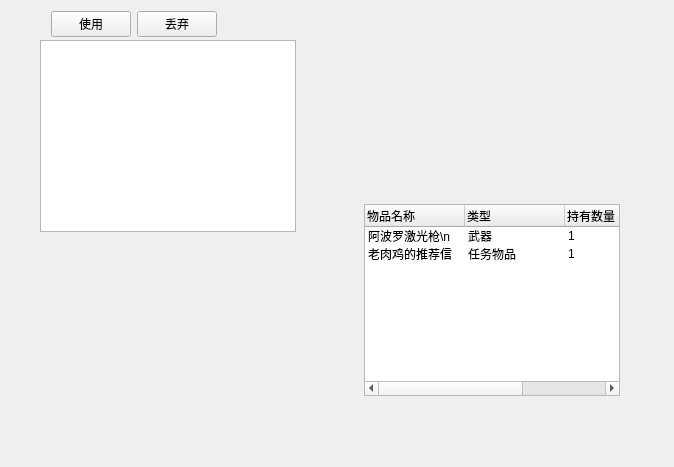
Qt form src/coeus/coeus_client_qt/game_bag_dialog.ui (AngryPowman/Coeus) before a commit.
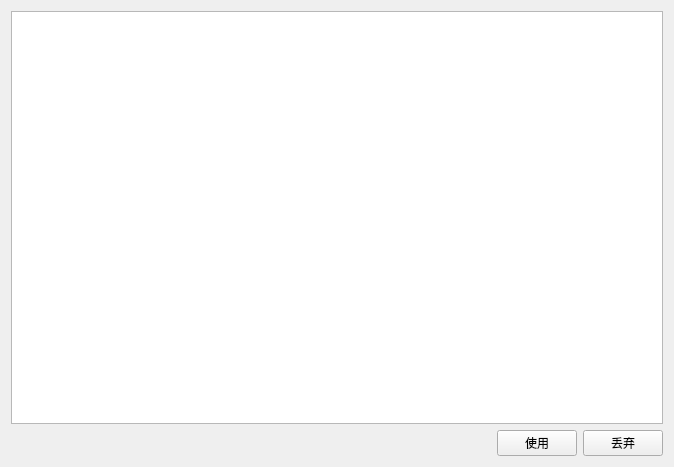
The same form after that commit.

Commit message: Item view : setDefaultSectionSize()

The edit to the form file:
```diff
--- a/src/coeus/coeus_client_qt/game_bag_dialog.ui
+++ b/src/coeus/coeus_client_qt/game_bag_dialog.ui
@@ -32,81 +32,11 @@
    <bool>false</bool>
   </property>
   <widget class="QWidget" name="centralWidget">
-   <widget class="QTreeWidget" name="gameItemWidget">
-    <property name="geometry">
-     <rect>
-      <x>364</x>
-      <y>204</y>
-      <width>256</width>
-      <height>192</height>
-     </rect>
-    </property>
-    <property name="rootIsDecorated">
-     <bool>false</bool>
-    </property>
-    <property name="itemsExpandable">
-     <bool>false</bool>
-    </property>
-    <column>
-     <property name="text">
-      <string>物品名称</string>
-     </property>
-    </column>
-    <column>
-     <property name="text">
-      <string>类型</string>
-     </property>
-    </column>
-    <column>
-     <property name="text">
-      <string>持有数量</string>
-     </property>
-    </column>
-    <column>
-     <property name="text">
-      <string>描述</string>
-     </property>
-    </column>
+   <layout class="QVBoxLayout" name="verticalLayout">
     <item>
-     <property name="text">
-      <string>阿波罗激光枪\n</string>
-     </property>
-     <property name="text">
-      <string>武器</string>
-     </property>
-     <property name="text">
-      <string>1</string>
-     </property>
-     <property name="text">
-      <string>小口径激光枪，威力惊人。</string>
-     </property>
+     <widget class="QTableView" name="tableView"/>
     </item>
     <item>
-     <property name="text">
-      <string>老肉鸡的推荐信</string>
-     </property>
-     <property name="text">
-      <string>任务物品</string>
-     </property>
-     <property name="text">
-      <string>1</string>
-     </property>
-     <property name="text">
-      <string>去面试鉴黄师的推荐信。</string>
-     </property>
-    </item>
-   </widget>
-   <widget class="QTableView" name="tableView">
-    <property name="geometry">
-     <rect>
-      <x>40</x>
-      <y>40</y>
-      <width>256</width>
-      <height>192</height>
-     </rect>
-    </property>
-   </widget>
-   <widget class="QWidget" name="">
     <layout class="QHBoxLayout" name="horizontalLayout_2">
      <item>
       <spacer name="horizontalSpacer">
@@ -140,7 +70,8 @@
       </layout>
      </item>
     </layout>
-   </widget>
+    </item>
+   </layout>
   </widget>
  </widget>
  <layoutdefault spacing="6" margin="11"/>
```
Lines whose indentation alone changed are shown as unchanged. The commit also changes 4 other files.
